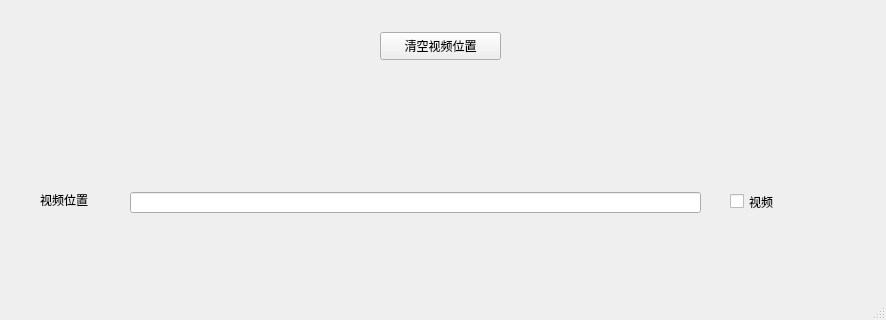
The window that opencvQt/opencvQt.ui (angleyanalbedo/opencvQt) describes before a commit, drawn with Qt 5; both pictures show x 0 to 886 and y 404 to 724 of the 886 by 724 pixel window.
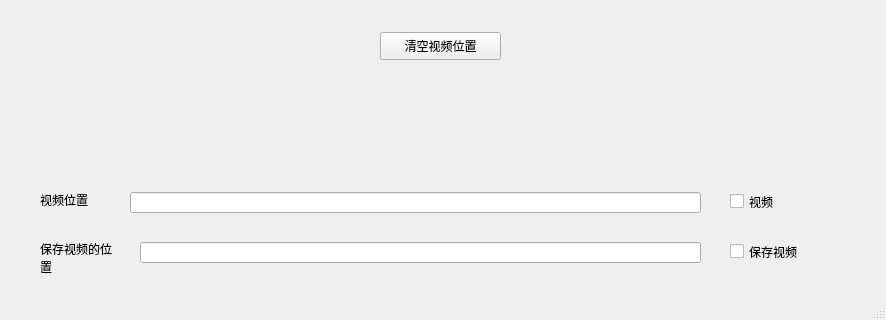
The same window after the commit. Icons and pictures are not drawn.

What changed in the file:
```diff
--- a/opencvQt/opencvQt.ui
+++ b/opencvQt/opencvQt.ui
@@ -225,6 +225,48 @@
      <string>清空视频位置</string>
     </property>
    </widget>
+   <widget class="QCheckBox" name="checkBox_2">
+    <property name="geometry">
+     <rect>
+      <x>730</x>
+      <y>590</y>
+      <width>141</width>
+      <height>19</height>
+     </rect>
+    </property>
+    <property name="text">
+     <string>保存视频</string>
+    </property>
+   </widget>
+   <widget class="QLabel" name="label_6">
+    <property name="geometry">
+     <rect>
+      <x>40</x>
+      <y>590</y>
+      <width>72</width>
+      <height>31</height>
+     </rect>
+    </property>
+    <property name="text">
+     <string>保存视频的位置</string>
+    </property>
+    <property name="scaledContents">
+     <bool>false</bool>
+    </property>
+    <property name="wordWrap">
+     <bool>true</bool>
+    </property>
+   </widget>
+   <widget class="QLineEdit" name="lineEdit_4">
+    <property name="geometry">
+     <rect>
+      <x>140</x>
+      <y>590</y>
+      <width>561</width>
+      <height>21</height>
+     </rect>
+    </property>
+   </widget>
   </widget>
   <widget class="QMenuBar" name="menuBar">
    <property name="geometry">
```
Left out of the diff: 23 changed lines with no effect on the pictures.
